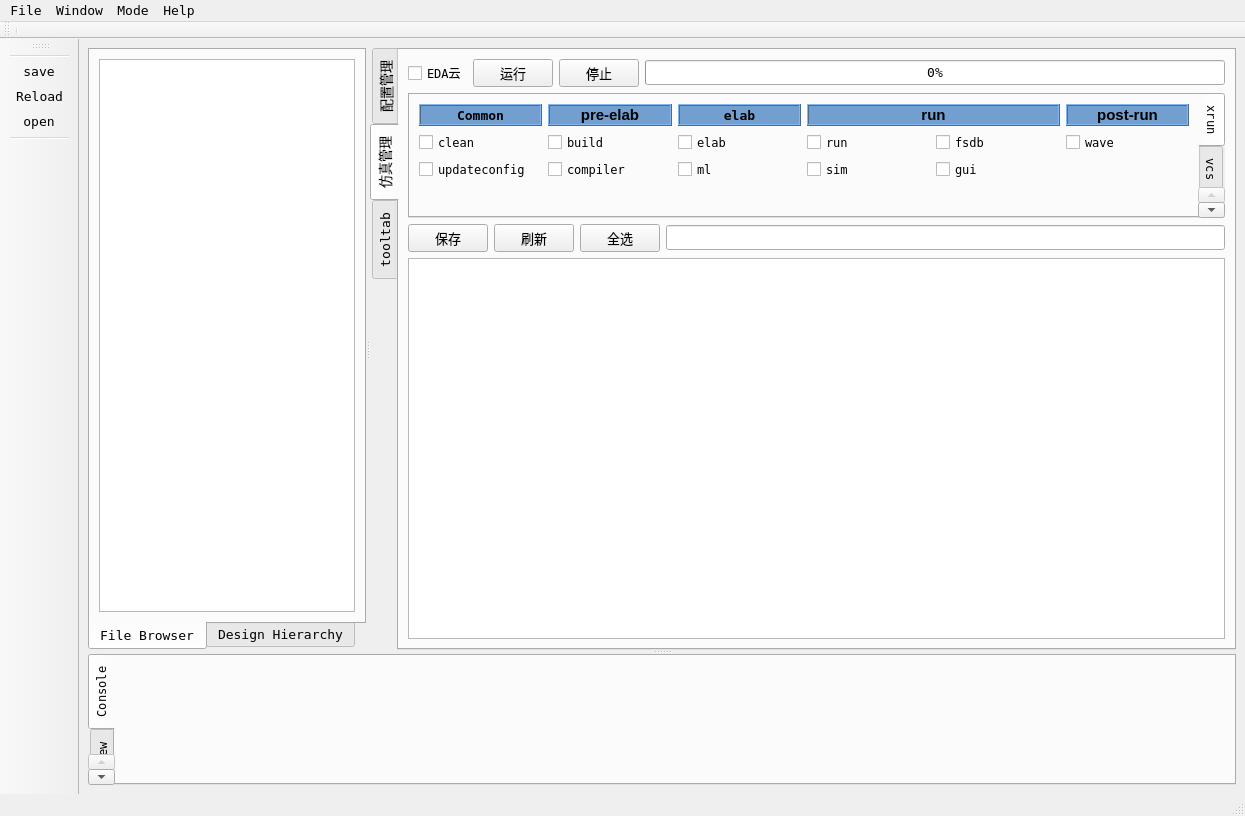
Qt form uvs.ui (henry-czh/uvs_smt) before a commit.
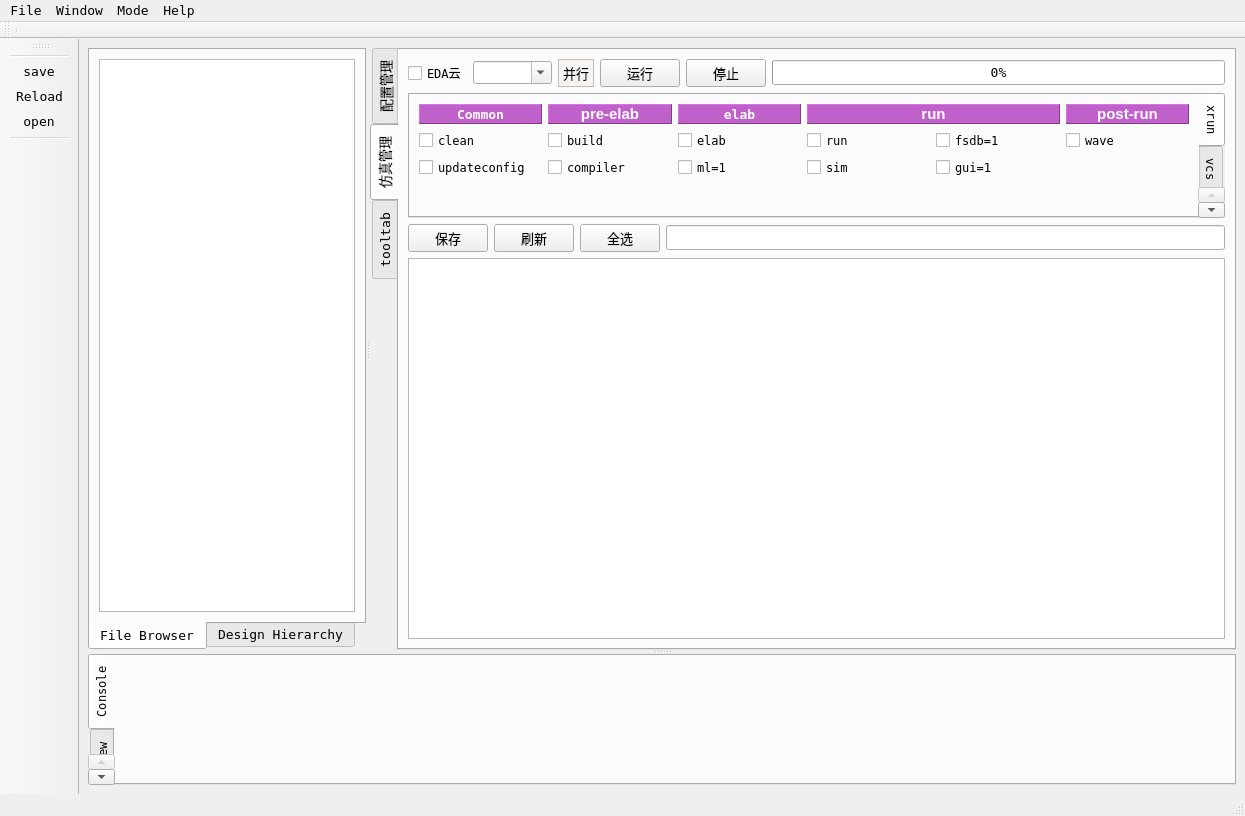
The same form after that commit. Icons and pictures are not drawn.

Commit message: threads pool is ready

Patch:
```diff
--- a/uvs.ui
+++ b/uvs.ui
@@ -389,6 +389,53 @@
               </property>
              </widget>
             </item>
+            <item>
+             <widget class="QComboBox" name="comboBox_threads">
+              <property name="font">
+               <font>
+                <family>DejaVu Sans Mono</family>
+                <pointsize>9</pointsize>
+               </font>
+              </property>
+              <property name="toolTip">
+               <string>最大并行任务数</string>
+              </property>
+              <property name="editable">
+               <bool>true</bool>
+              </property>
+              <property name="currentText">
+               <string/>
+              </property>
+              <property name="sizeAdjustPolicy">
+               <enum>QComboBox::AdjustToContents</enum>
+              </property>
+              <property name="placeholderText">
+               <string/>
+              </property>
+              <property name="frame">
+               <bool>true</bool>
+              </property>
+              <property name="modelColumn">
+               <number>0</number>
+              </property>
+             </widget>
+            </item>
+            <item>
+             <widget class="QLabel" name="label_22">
+              <property name="styleSheet">
+               <string notr="true">background-color: rgb(246, 245, 244);</string>
+              </property>
+              <property name="frameShape">
+               <enum>QFrame::StyledPanel</enum>
+              </property>
+              <property name="frameShadow">
+               <enum>QFrame::Raised</enum>
+              </property>
+              <property name="text">
+               <string>并行</string>
+              </property>
+             </widget>
+            </item>
             <item>
              <widget class="QPushButton" name="run">
               <property name="toolTip">
@@ -507,10 +554,11 @@
                    </font>
                   </property>
                   <property name="styleSheet">
-                   <string notr="true">background-color: rgb(114, 159, 207);</string>
+                   <string notr="true">background-color: rgb(192, 97, 203);
+color: rgb(255, 255, 255);</string>
                   </property>
                   <property name="frameShape">
-                   <enum>QFrame::Box</enum>
+                   <enum>QFrame::Panel</enum>
                   </property>
                   <property name="frameShadow">
                    <enum>QFrame::Raised</enum>
@@ -540,7 +588,7 @@
                 <item row="2" column="4">
                  <widget class="QCheckBox" name="guiCB">
                   <property name="text">
-                   <string>gui</string>
+                   <string>gui=1</string>
                   </property>
                  </widget>
                 </item>
@@ -562,10 +610,11 @@
                    </font>
                   </property>
                   <property name="styleSheet">
-                   <string notr="true">background-color: rgb(114, 159, 207);</string>
+                   <string notr="true">background-color: rgb(192, 97, 203);
+color: rgb(255, 255, 255);</string>
                   </property>
                   <property name="frameShape">
-                   <enum>QFrame::Box</enum>
+                   <enum>QFrame::Panel</enum>
                   </property>
                   <property name="frameShadow">
                    <enum>QFrame::Raised</enum>
@@ -581,7 +630,7 @@
                 <item row="2" column="2">
                  <widget class="QCheckBox" name="mlCB">
                   <property name="text">
-                   <string>ml</string>
+                   <string>ml=1</string>
                   </property>
                  </widget>
                 </item>
@@ -603,10 +652,11 @@
                    </font>
                   </property>
                   <property name="styleSheet">
-                   <string notr="true">background-color: rgb(114, 159, 207);</string>
+                   <string notr="true">background-color: rgb(192, 97, 203);
+color: rgb(255, 255, 255);</string>
                   </property>
                   <property name="frameShape">
-                   <enum>QFrame::Box</enum>
+                   <enum>QFrame::Panel</enum>
                   </property>
                   <property name="frameShadow">
                    <enum>QFrame::Raised</enum>
@@ -636,7 +686,7 @@
                 <item row="1" column="4">
                  <widget class="QCheckBox" name="fsdbCB">
                   <property name="text">
-                   <string>fsdb</string>
+                   <string>fsdb=1</string>
                   </property>
                  </widget>
                 </item>
@@ -651,10 +701,11 @@
                    </font>
                   </property>
                   <property name="styleSheet">
-                   <string notr="true">background-color: rgb(114, 159, 207);</string>
+                   <string notr="true">background-color: rgb(192, 97, 203);
+color: rgb(255, 255, 255);</string>
                   </property>
                   <property name="frameShape">
-                   <enum>QFrame::Box</enum>
+                   <enum>QFrame::Panel</enum>
                   </property>
                   <property name="frameShadow">
                    <enum>QFrame::Raised</enum>
@@ -685,10 +736,11 @@
                    </font>
                   </property>
                   <property name="styleSheet">
-                   <string notr="true">background-color: rgb(114, 159, 207);</string>
+                   <string notr="true">background-color: rgb(192, 97, 203);
+color: rgb(255, 255, 255);</string>
                   </property>
                   <property name="frameShape">
-                   <enum>QFrame::Box</enum>
+                   <enum>QFrame::Panel</enum>
                   </property>
                   <property name="frameShadow">
                    <enum>QFrame::Raised</enum>
```
Left out of the diff: 12 changed lines with no effect on the pictures. The commit also changes 9 other files.
